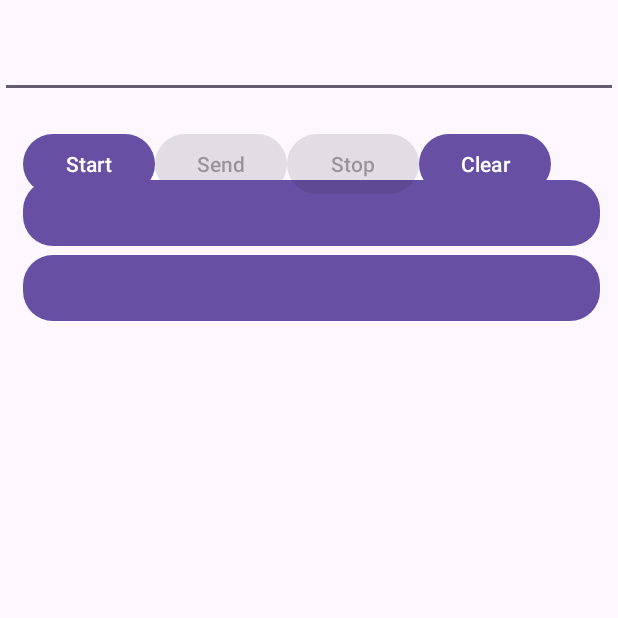
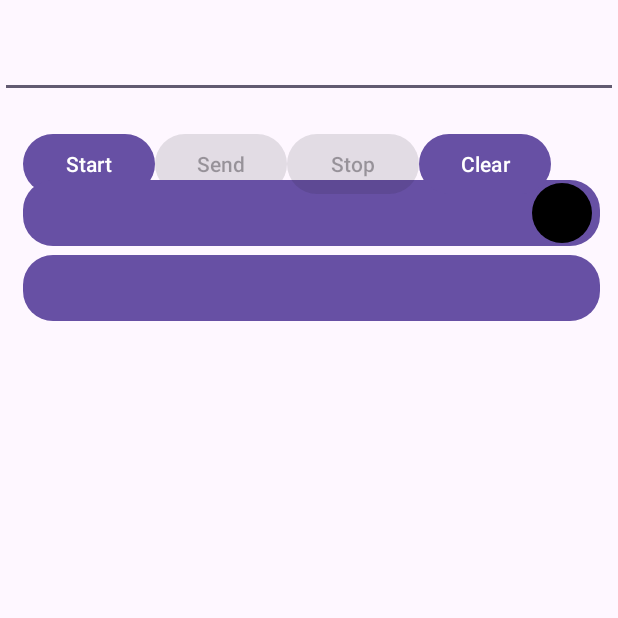
Before and after one commit to phara125/ArduinoOptic, an Android app: the screen it shows after launch (MainActivity), on a phone screen of 412 x 824 dp, the top half of it. Run offline under Robolectric (Android 15) with nearby library versions, the phone set to English and light mode, and no system bars; libraries missing offline, so code that uses them is left out: com.felhr.usbserial.

Commit message:
Add bullet over Sensor and Arduino code

```diff
--- a/app/src/main/java/com/example/myapplication/MainActivity.java
+++ b/app/src/main/java/com/example/myapplication/MainActivity.java
@@ -1,12 +1,14 @@
 package com.example.myapplication;
 
 import androidx.appcompat.app.AppCompatActivity;
+import androidx.core.content.ContextCompat;
 
 import android.app.PendingIntent;
 import android.content.BroadcastReceiver;
 import android.content.Context;
 import android.content.Intent;
 import android.content.IntentFilter;
+import android.graphics.drawable.Drawable;
 import android.hardware.usb.UsbDevice;
 import android.hardware.usb.UsbDeviceConnection;
 import android.hardware.usb.UsbManager;
@@ -164,6 +166,10 @@ public class MainActivity extends AppCompatActivity {
     protected void onCreate(Bundle savedInstanceState) {
         super.onCreate(savedInstanceState);
         setContentView(R.layout.activity_main);
+        // Drawable bulletDrawable = ContextCompat.getDrawable(this, R.drawable.bullet);
+        // Sensor.setCompoundDrawablesWithIntrinsicBounds(null, null, bulletDrawable, null);
+        // Create a boolean variable and bind its value to the color of the bullet
+        // boolean isBulletColorRed = ContextCompat.getColor(this, R.color.black) == ContextCompat.getColor(this, R.color.white);
         usbManager = (UsbManager) getSystemService(this.USB_SERVICE);
         startButton = findViewById(R.id.buttonStart);
         sendButton = findViewById(R.id.buttonSend);
--- /dev/null
+++ b/app/src/main/res/drawable/bullet.xml
@@ -0,0 +1,6 @@
+<?xml version="1.0" encoding="utf-8"?>
+<shape xmlns:android="http://schemas.android.com/apk/res/android"
+    android:shape="oval">
+    <solid android:color="@color/black" />
+    <size android:width="16dp" android:height="16dp" />
+</shape>
--- a/app/src/main/res/layout/activity_main.xml
+++ b/app/src/main/res/layout/activity_main.xml
@@ -57,6 +57,17 @@
         android:textSize="34sp"
         android:textStyle="bold"
         tools:text="Sensor" />
+
+    <View
+        android:layout_width="40dp"
+        android:layout_height="40dp"
+        android:layout_alignTop="@id/Sensor"
+        android:layout_alignRight="@id/Sensor"
+        android:layout_marginRight="5dp"
+        android:background="@drawable/bullet"
+        android:layout_marginTop="2.1dp"
+        />
+
     <TextView
         android:id="@+id/Timer"
         android:layout_width="wrap_content"
```
Also changed, not shown: 1 other file.
